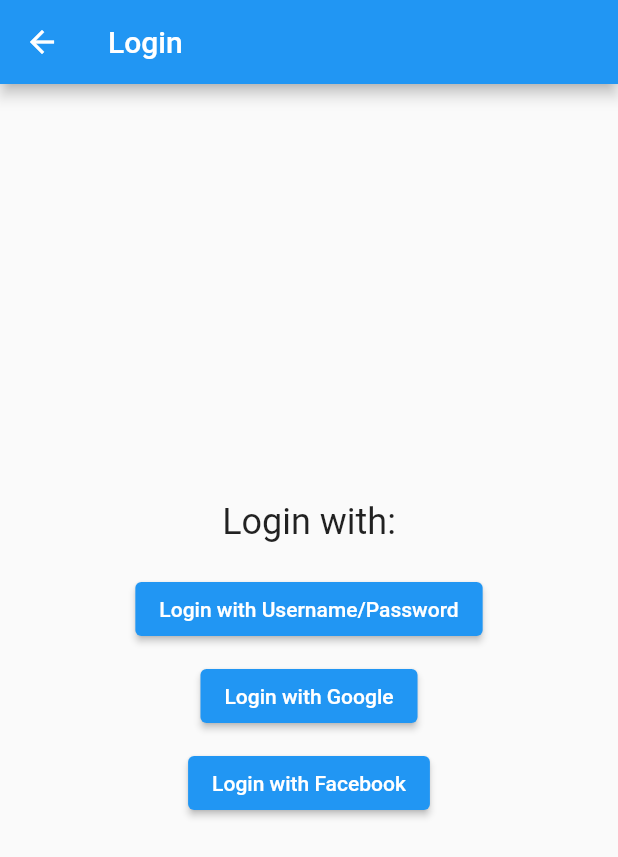
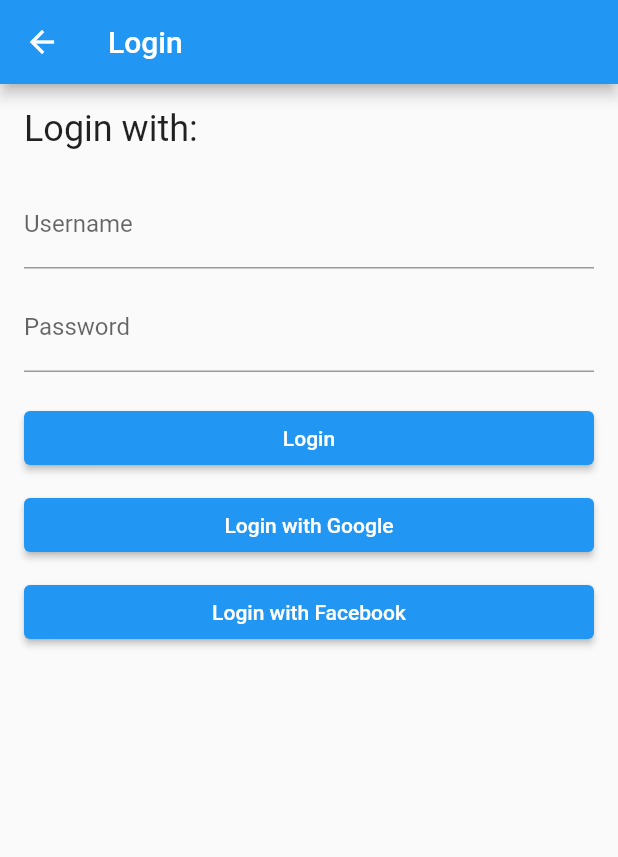
Before and after one commit to shazej/stylistasphere, a Flutter app: the screen it shows after launch, after a tap on the "arrow forward" icon, on a phone screen of 412 x 824 dp. Shown: the top 857 px of the screen. Run offline on Flutter 3.47's test engine with Material 2 defaults, Android fonts, the phone set to English and light mode, and no system bars.

Commit message:
added login fields as username and password

```diff
--- a/lib/main.dart
+++ b/lib/main.dart
@@ -58,39 +58,100 @@
   }
 }
 
-class LoginScreen extends StatelessWidget {
+class LoginScreen extends StatefulWidget {
+  @override
+  _LoginScreenState createState() => _LoginScreenState();
+}
+
+class _LoginScreenState extends State<LoginScreen> {
+  String username = '';
+  String password = '';
+
+  void _loginWithUsernamePassword() {
+    showDialog(
+      context: context,
+      builder: (BuildContext context) {
+        return AlertDialog(
+          title: Text('Login Details'),
+          content: Column(
+            mainAxisSize: MainAxisSize.min,
+            crossAxisAlignment: CrossAxisAlignment.start,
+            children: [
+              Text('Username: $username'),
+              Text('Password: $password'),
+            ],
+          ),
+          actions: [
+            ElevatedButton(
+              onPressed: () {
+                Navigator.pop(context);
+              },
+              child: Text('OK'),
+            ),
+          ],
+        );
+      },
+    );
+  }
+
   @override
   Widget build(BuildContext context) {
     return Scaffold(
       appBar: AppBar(
         title: Text('Login'),
       ),
-      body: Center(
+      body: Padding(
+        padding: EdgeInsets.all(16.0),
         child: Column(
-          mainAxisAlignment: MainAxisAlignment.center,
+          crossAxisAlignment: CrossAxisAlignment.stretch,
           children: [
             Text(
               'Login with:',
               style: TextStyle(fontSize: 24),
             ),
             SizedBox(height: 20),
+            TextField(
+              onChanged: (value) {
+                setState(() {
+                  username = value;
+                });
+              },
+              decoration: InputDecoration(
+                labelText: 'Username',
+              ),
+            ),
+            SizedBox(height: 10),
+            TextField(
+              onChanged: (value) {
+                setState(() {
+                  password = value;
+                });
+              },
+              obscureText: true,
+              decoration: InputDecoration(
+                labelText: 'Password',
+              ),
+            ),
+            SizedBox(height: 20),
             ElevatedButton(
               onPressed: () {
-                // Handle username/password login
+                // TODO: Handle login with username/password
+                print('Username: $username');
+                print('Password: $password');
               },
-              child: Text('Login with Username/Password'),
+              child: Text('Login'),
             ),
             SizedBox(height: 10),
             ElevatedButton(
               onPressed: () {
-                // Handle Google login
+                // TODO: Handle Google login
               },
               child: Text('Login with Google'),
             ),
             SizedBox(height: 10),
             ElevatedButton(
               onPressed: () {
-                // Handle Facebook login
+                // TODO: Handle Facebook login
               },
               child: Text('Login with Facebook'),
             ),
```
